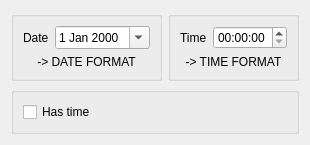
The window that CustomTimeCtrl/datetime.ui (doublebyte1/CustomTimeCtrl) describes before a commit, drawn with Qt 5.
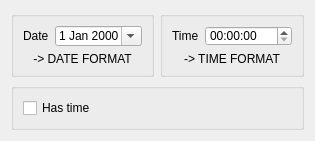
The same window after the commit. Icons and pictures are not drawn.

Commit message: - do not hide the checkbox on function AdjustTime - changed the minimum dimensions on resize, from zero to something more reasonable

Diff of the .ui file:
```diff
--- a/CustomTimeCtrl/datetime.ui
+++ b/CustomTimeCtrl/datetime.ui
@@ -6,7 +6,7 @@
    <rect>
     <x>0</x>
     <y>0</y>
-    <width>295</width>
+    <width>301</width>
     <height>127</height>
    </rect>
   </property>
@@ -29,7 +29,7 @@
      <item>
       <widget class="QGroupBox" name="groupDate">
        <property name="sizePolicy">
-        <sizepolicy hsizetype="Preferred" vsizetype="Fixed">
+        <sizepolicy hsizetype="Preferred" vsizetype="Preferred">
          <horstretch>0</horstretch>
          <verstretch>0</verstretch>
         </sizepolicy>
@@ -63,11 +63,17 @@
         <item row="0" column="1">
          <widget class="QDateEdit" name="dateEdit">
           <property name="sizePolicy">
-           <sizepolicy hsizetype="Expanding" vsizetype="Fixed">
+           <sizepolicy hsizetype="Expanding" vsizetype="Preferred">
             <horstretch>0</horstretch>
             <verstretch>0</verstretch>
            </sizepolicy>
           </property>
+          <property name="minimumSize">
+           <size>
+            <width>87</width>
+            <height>20</height>
+           </size>
+          </property>
           <property name="calendarPopup">
            <bool>true</bool>
           </property>
@@ -81,6 +87,12 @@
             <verstretch>0</verstretch>
            </sizepolicy>
           </property>
+          <property name="minimumSize">
+           <size>
+            <width>112</width>
+            <height>13</height>
+           </size>
+          </property>
           <property name="text">
            <string>-&gt; DATE FORMAT</string>
           </property>
@@ -95,7 +107,7 @@
      <item>
       <widget class="QGroupBox" name="groupTime">
        <property name="sizePolicy">
-        <sizepolicy hsizetype="Preferred" vsizetype="Fixed">
+        <sizepolicy hsizetype="Preferred" vsizetype="Preferred">
          <horstretch>0</horstretch>
          <verstretch>0</verstretch>
         </sizepolicy>
@@ -129,11 +141,17 @@
         <item row="0" column="1">
          <widget class="QTimeEdit" name="timeEdit">
           <property name="sizePolicy">
-           <sizepolicy hsizetype="Expanding" vsizetype="Fixed">
+           <sizepolicy hsizetype="Expanding" vsizetype="Preferred">
             <horstretch>0</horstretch>
             <verstretch>0</verstretch>
            </sizepolicy>
           </property>
+          <property name="minimumSize">
+           <size>
+            <width>87</width>
+            <height>20</height>
+           </size>
+          </property>
           <property name="calendarPopup">
            <bool>false</bool>
           </property>
@@ -142,11 +160,17 @@
         <item row="1" column="0" colspan="2">
          <widget class="QLabel" name="lbTimeFormat">
           <property name="sizePolicy">
-           <sizepolicy hsizetype="Preferred" vsizetype="Fixed">
+           <sizepolicy hsizetype="Preferred" vsizetype="Preferred">
             <horstretch>0</horstretch>
             <verstretch>0</verstretch>
            </sizepolicy>
           </property>
+          <property name="minimumSize">
+           <size>
+            <width>112</width>
+            <height>13</height>
+           </size>
+          </property>
           <property name="text">
            <string>-&gt; TIME FORMAT</string>
           </property>
@@ -163,7 +187,7 @@
    <item>
     <widget class="QGroupBox" name="groupHasTime">
      <property name="sizePolicy">
-      <sizepolicy hsizetype="Preferred" vsizetype="Fixed">
+      <sizepolicy hsizetype="Preferred" vsizetype="Preferred">
        <horstretch>0</horstretch>
        <verstretch>0</verstretch>
       </sizepolicy>
```
The commit also changes 24 other files.
